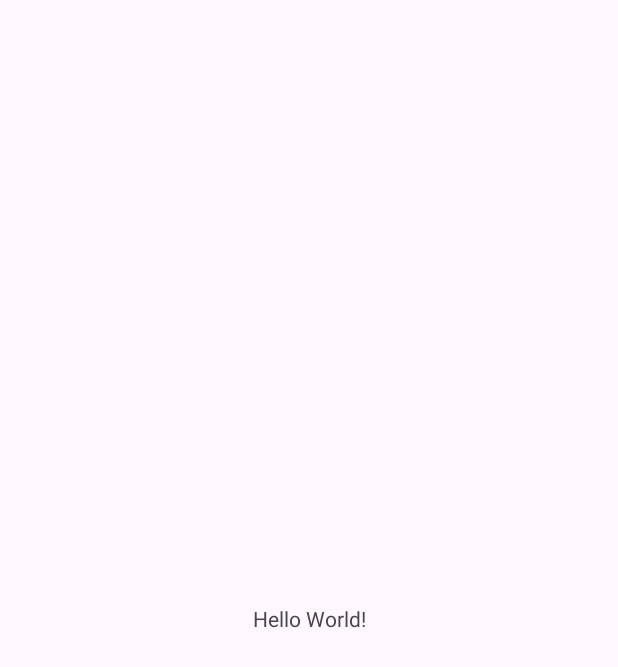
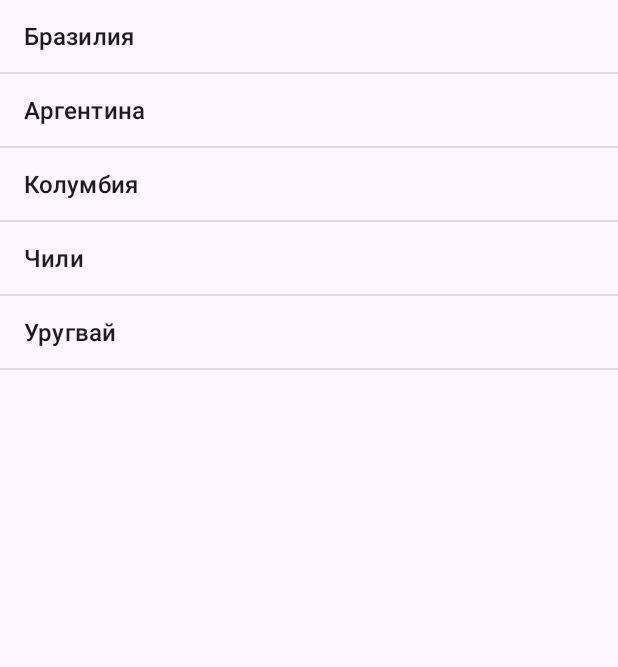
Before and after one commit to Mefoolyhi/MobileHomework, an Android app: the screen it shows after launch (MainActivity), on a phone screen of 412 x 824 dp. Before the commit the part shown is almost empty. Shown: the top 667 px of the screen. Run offline under Robolectric (Android 15) with nearby library versions, the phone set to English and light mode, and no system bars.

Commit message:
List example

```diff
--- a/ListExample/app/src/main/java/com/example/listexample/MainActivity.java
+++ b/ListExample/app/src/main/java/com/example/listexample/MainActivity.java
@@ -3,12 +3,23 @@ package com.example.listexample;
 import androidx.appcompat.app.AppCompatActivity;
 
 import android.os.Bundle;
+import android.widget.ArrayAdapter;
+import android.widget.ListView;
 
 public class MainActivity extends AppCompatActivity {
+
+    String[] countries = { "Бразилия", "Аргентина", "Колумбия", "Чили", "Уругвай"};
 
     @Override
     protected void onCreate(Bundle savedInstanceState) {
         super.onCreate(savedInstanceState);
         setContentView(R.layout.activity_main);
+
+        ListView countriesList = findViewById(R.id.countriesList);
+
+        ArrayAdapter<String> adapter = new ArrayAdapter(this,
+                android.R.layout.simple_list_item_1, countries);
+
+        countriesList.setAdapter(adapter);
     }
 }
--- a/ListExample/app/src/main/res/layout/activity_main.xml
+++ b/ListExample/app/src/main/res/layout/activity_main.xml
@@ -1,18 +1,18 @@
 <?xml version="1.0" encoding="utf-8"?>
-<androidx.constraintlayout.widget.ConstraintLayout xmlns:android="http://schemas.android.com/apk/res/android"
+<androidx.constraintlayout.widget.ConstraintLayout
+    xmlns:android="http://schemas.android.com/apk/res/android"
     xmlns:app="http://schemas.android.com/apk/res-auto"
-    xmlns:tools="http://schemas.android.com/tools"
     android:layout_width="match_parent"
-    android:layout_height="match_parent"
-    tools:context=".MainActivity">
+    android:layout_height="match_parent">
 
-    <TextView
-        android:layout_width="wrap_content"
-        android:layout_height="wrap_content"
-        android:text="Hello World!"
+    <ListView
+        android:id="@+id/countriesList"
+        android:layout_width="0dp"
+        android:layout_height="0dp"
         app:layout_constraintBottom_toBottomOf="parent"
-        app:layout_constraintEnd_toEndOf="parent"
-        app:layout_constraintStart_toStartOf="parent"
-        app:layout_constraintTop_toTopOf="parent" />
+        app:layout_constraintLeft_toLeftOf="parent"
+        app:layout_constraintRight_toRightOf="parent"
+        app:layout_constraintTop_toTopOf="parent">
+    </ListView>
 
 </androidx.constraintlayout.widget.ConstraintLayout>
```
